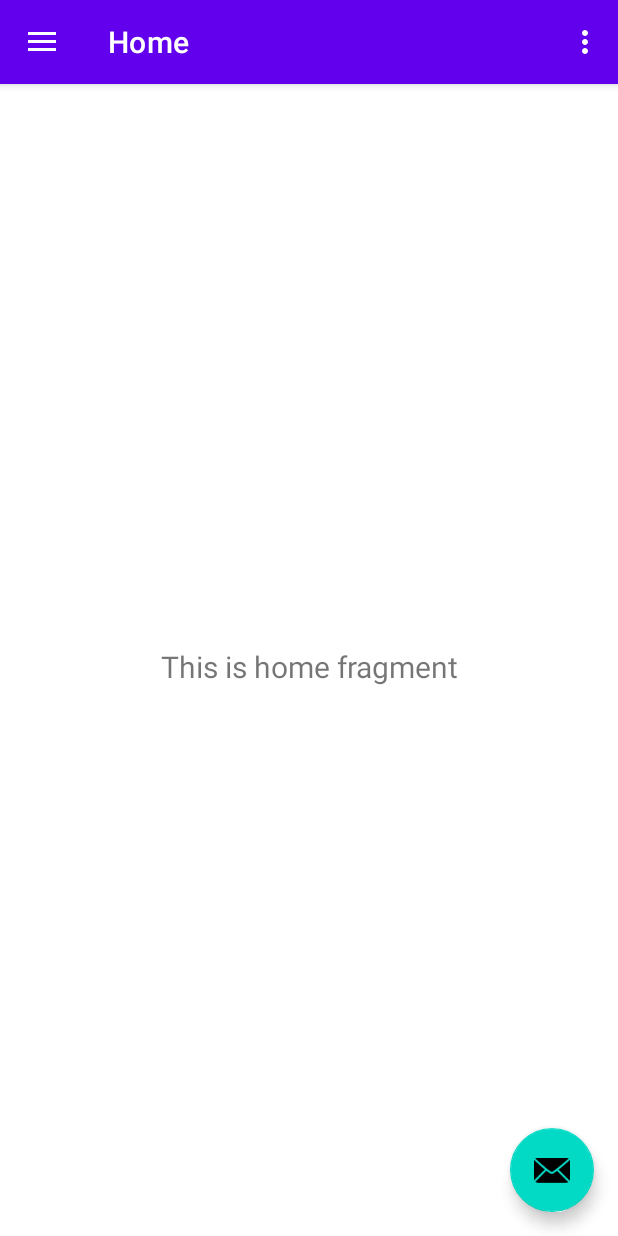
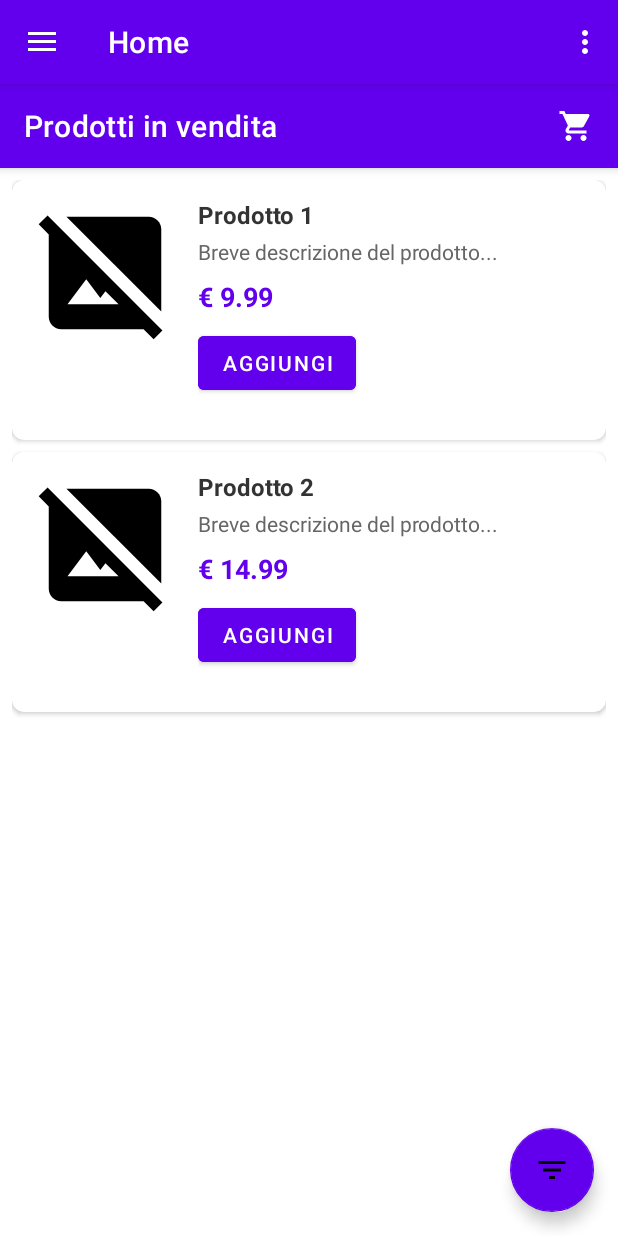
Before and after one commit to AndCasUni/LocalGems, an Android app: the screen it shows after launch (MainActivity), on a phone screen of 412 x 824 dp. Run offline under Robolectric (Android 15) with nearby library versions, the phone set to English and light mode, and no system bars; our stand-ins replace navigation-ui.

Commit message:
Added items to home page and item fragments

```diff
--- /dev/null
+++ b/app/src/main/java/com/example/localgems/model/Product.java
@@ -0,0 +1,29 @@
+package com.example.localgems.model;
+
+public class Product {
+    private String name;
+    private double price;
+
+    // Costruttore
+    public Product(String name, double price) {
+        this.name = name;
+        this.price = price;
+    }
+
+    // Getter e Setter
+    public String getName() {
+        return name;
+    }
+
+    public void setName(String name) {
+        this.name = name;
+    }
+
+    public double getPrice() {
+        return price;
+    }
+
+    public void setPrice(double price) {
+        this.price = price;
+    }
+}
--- a/app/src/main/java/com/example/localgems/ui/home/HomeFragment.java
+++ b/app/src/main/java/com/example/localgems/ui/home/HomeFragment.java
@@ -4,28 +4,56 @@ import android.os.Bundle;
 import android.view.LayoutInflater;
 import android.view.View;
 import android.view.ViewGroup;
-import android.widget.TextView;
+import android.widget.Toast;
 
 import androidx.annotation.NonNull;
 import androidx.fragment.app.Fragment;
 import androidx.lifecycle.ViewModelProvider;
+import androidx.recyclerview.widget.LinearLayoutManager;
+import androidx.recyclerview.widget.RecyclerView;
 
+import com.example.localgems.R;
 import com.example.localgems.databinding.FragmentHomeBinding;
+import com.google.android.material.appbar.MaterialToolbar;
+import com.google.android.material.floatingactionbutton.FloatingActionButton;
+
+import com.example.localgems.model.*;
+
+import java.util.ArrayList;
+import java.util.List;
 
 public class HomeFragment extends Fragment {
 
     private FragmentHomeBinding binding;
 
+    @Override
     public View onCreateView(@NonNull LayoutInflater inflater,
                              ViewGroup container, Bundle savedInstanceState) {
-        HomeViewModel homeViewModel =
-                new ViewModelProvider(this).get(HomeViewModel.class);
+        // ViewModel setup
+        HomeViewModel homeViewModel = new ViewModelProvider(this).get(HomeViewModel.class);
 
+        // Binding setup
         binding = FragmentHomeBinding.inflate(inflater, container, false);
         View root = binding.getRoot();
 
-        final TextView textView = binding.textHome;
-        homeViewModel.getText().observe(getViewLifecycleOwner(), textView::setText);
+        // Initialize UI elements
+        MaterialToolbar toolbar = binding.toolbar;
+        RecyclerView recyclerView = binding.productsRecyclerView;
+        FloatingActionButton fab = binding.filterFab;
+
+        // Set up toolbar
+        toolbar.setTitle("Prodotti in vendita");
+        toolbar.setNavigationOnClickListener(v ->
+                Toast.makeText(getContext(), "Navigation click!", Toast.LENGTH_SHORT).show());
+
+        // Set up RecyclerView
+        recyclerView.setLayoutManager(new LinearLayoutManager(requireContext()));
+        recyclerView.setAdapter(new ProductsAdapter(getProducts())); // Assicurati di avere un Adapter configurato
+
+        // Set up FloatingActionButton
+        fab.setOnClickListener(v ->
+                Toast.makeText(getContext(), "Filtri applicati!", Toast.LENGTH_SHORT).show());
+
         return root;
     }
 
@@ -34,4 +62,13 @@ public class HomeFragment extends Fragment {
         super.onDestroyView();
         binding = null;
     }
+
+    // Metodo fittizio per ottenere i prodotti
+    private List<Product> getProducts() {
+        // Simula una lista di prodotti (aggiungi la classe Product nel tuo progetto)
+        List<Product> products = new ArrayList<>();
+        products.add(new Product("Prodotto 1", 9.99));
+        products.add(new Product("Prodotto 2", 14.99));
+        return products;
+    }
 }
--- /dev/null
+++ b/app/src/main/java/com/example/localgems/ui/home/ProductsAdapter.java
@@ -0,0 +1,67 @@
+package com.example.localgems.ui.home;
+
+import android.os.Bundle;
+import android.view.LayoutInflater;
+import android.view.View;
+import android.view.ViewGroup;
+import android.widget.TextView;
+import android.widget.Toast;
+
+import androidx.annotation.NonNull;
+import androidx.navigation.Navigation;
+import androidx.recyclerview.widget.RecyclerView;
+
+import com.example.localgems.R;
+import com.example.localgems.model.Product;
+
+import java.util.List;
+
+public class ProductsAdapter extends RecyclerView.Adapter<ProductsAdapter.ViewHolder> {
+
+    private final List<Product> products;
+
+    // Costruttore
+    public ProductsAdapter(List<Product> products) {
+        this.products = products;
+    }
+
+    @NonNull
+    @Override
+    public ViewHolder onCreateViewHolder(@NonNull ViewGroup parent, int viewType) {
+        // Inflazione del layout dell'elemento
+        View view = LayoutInflater.from(parent.getContext()).inflate(R.layout.item_product, parent, false);
+        return new ViewHolder(view);
+    }
+
+    @Override
+    public void onBindViewHolder(@NonNull ViewHolder holder, int position) {
+        // Collegamento dati con la UI
+        Product product = products.get(position);
+        holder.nameTextView.setText(product.getName());
+        holder.priceTextView.setText(String.format("€ %.2f", product.getPrice()));
+
+        holder.itemView.setOnClickListener(v -> {
+            Bundle bundle = new Bundle();
+            bundle.putString("product_name", product.getName());
+            bundle.putDouble("product_price", product.getPrice());
+
+            Navigation.findNavController(v).navigate(R.id.nav_product_details, bundle);
+        });
+    }
+
+    @Override
+    public int getItemCount() {
+        return products.size();
+    }
+
+    // ViewHolder: definisce gli elementi visivi di ogni item
+    public static class ViewHolder extends RecyclerView.ViewHolder {
+        TextView nameTextView, priceTextView;
+
+        public ViewHolder(@NonNull View itemView) {
+            super(itemView);
+            nameTextView = itemView.findViewById(R.id.product_name);
+            priceTextView = itemView.findViewById(R.id.product_price);
+        }
+    }
+}
--- /dev/null
+++ b/app/src/main/res/drawable/ic_filter.xml
@@ -0,0 +1,5 @@
+<vector xmlns:android="http://schemas.android.com/apk/res/android" android:height="24dp" android:tint="#000000" android:viewportHeight="24" android:viewportWidth="24" android:width="24dp">
+
+    <path android:fillColor="@android:color/white" android:pathData="M10,18h4v-2h-4v2zM3,6v2h18L21,6L3,6zM6,13h12v-2L6,11v2z"/>
+
+</vector>
--- /dev/null
+++ b/app/src/main/res/drawable/ic_shopping_cart.xml
@@ -0,0 +1,5 @@
+<vector xmlns:android="http://schemas.android.com/apk/res/android" android:height="24dp" android:tint="#000000" android:viewportHeight="24" android:viewportWidth="24" android:width="24dp">
+
+    <path android:fillColor="@android:color/white" android:pathData="M7,18c-1.1,0 -1.99,0.9 -1.99,2S5.9,22 7,22s2,-0.9 2,-2 -0.9,-2 -2,-2zM1,2v2h2l3.6,7.59 -1.35,2.45c-0.16,0.28 -0.25,0.61 -0.25,0.96 0,1.1 0.9,2 2,2h12v-2L7.42,15c-0.14,0 -0.25,-0.11 -0.25,-0.25l0.03,-0.12 0.9,-1.63h7.45c0.75,0 1.41,-0.41 1.75,-1.03l3.58,-6.49c0.08,-0.14 0.12,-0.31 0.12,-0.48 0,-0.55 -0.45,-1 -1,-1L5.21,4l-0.94,-2L1,2zM17,18c-1.1,0 -1.99,0.9 -1.99,2s0.89,2 1.99,2 2,-0.9 2,-2 -0.9,-2 -2,-2z"/>
+
+</vector>
--- /dev/null
+++ b/app/src/main/res/drawable/placeholder_product.xml
@@ -0,0 +1,7 @@
+<vector xmlns:android="http://schemas.android.com/apk/res/android" android:height="24dp" android:tint="#000000" android:viewportHeight="24" android:viewportWidth="24" android:width="24dp">
+
+    <path android:fillColor="@android:color/white" android:pathData="M21,5c0,-1.1 -0.9,-2 -2,-2H5.83L21,18.17V5z"/>
+
+    <path android:fillColor="@android:color/white" android:pathData="M2.81,2.81L1.39,4.22L3,5.83V19c0,1.1 0.9,2 2,2h13.17l1.61,1.61l1.41,-1.41L2.81,2.81zM6,17l3,-4l2.25,3l0.82,-1.1l2.1,2.1H6z"/>
+
+</vector>
--- a/app/src/main/res/layout/app_bar_main.xml
+++ b/app/src/main/res/layout/app_bar_main.xml
@@ -22,13 +22,5 @@
 
     <include layout="@layout/content_main" />
 
-    <com.google.android.material.floatingactionbutton.FloatingActionButton
-        android:id="@+id/fab"
-        android:layout_width="wrap_content"
-        android:layout_height="wrap_content"
-        android:layout_gravity="bottom|end"
-        android:layout_marginEnd="@dimen/fab_margin"
-        android:layout_marginBottom="16dp"
-        app:srcCompat="@android:drawable/ic_dialog_email" />
 
 </androidx.coordinatorlayout.widget.CoordinatorLayout>
--- a/app/src/main/res/layout/fragment_home.xml
+++ b/app/src/main/res/layout/fragment_home.xml
@@ -6,17 +6,48 @@
     android:layout_height="match_parent"
     tools:context=".ui.home.HomeFragment">
 
-    <TextView
-        android:id="@+id/text_home"
+    <!-- Barra superiore con titolo e pulsante carrello -->
+    <com.google.android.material.appbar.MaterialToolbar
+        android:id="@+id/toolbar"
         android:layout_width="match_parent"
+        android:layout_height="?attr/actionBarSize"
+        android:background="@color/purple_500"
+        android:elevation="4dp"
+        app:layout_constraintTop_toTopOf="parent"
+        app:title="Prodotti in vendita"
+        app:titleTextColor="@android:color/white">
+
+        <ImageView
+            android:id="@+id/cart_icon"
+            android:layout_width="wrap_content"
+            android:layout_height="wrap_content"
+            android:layout_gravity="end"
+            android:layout_marginEnd="16dp"
+            android:src="@drawable/ic_shopping_cart"
+            app:tint="@android:color/white" />
+    </com.google.android.material.appbar.MaterialToolbar>
+
+    <!-- Lista di prodotti -->
+    <androidx.recyclerview.widget.RecyclerView
+        android:id="@+id/products_recycler_view"
+        android:layout_width="match_parent"
+        android:layout_height="0dp"
+        android:padding="8dp"
+        app:layout_constraintBottom_toBottomOf="parent"
+        app:layout_constraintTop_toBottomOf="@id/toolbar"
+        tools:listitem="@layout/item_product" />
+
+    <!-- Pulsante fluttuante per filtri -->
+    <com.google.android.material.floatingactionbutton.FloatingActionButton
+        android:id="@+id/filter_fab"
+        android:layout_width="wrap_content"
         android:layout_height="wrap_content"
-        android:layout_marginStart="8dp"
-        android:layout_marginTop="8dp"
-        android:layout_marginEnd="8dp"
-        android:textAlignment="center"
-        android:textSize="20sp"
+        android:layout_margin="16dp"
+        android:layout_marginEnd="160dp"
+        android:layout_marginBottom="288dp"
+        android:src="@drawable/ic_filter"
+        app:backgroundTint="@color/purple_500"
         app:layout_constraintBottom_toBottomOf="parent"
-        app:layout_constraintEnd_toEndOf="parent"
-        app:layout_constraintStart_toStartOf="parent"
-        app:layout_constraintTop_toTopOf="parent" />
+        app:layout_constraintEnd_toEndOf="parent" />
+
 </androidx.constraintlayout.widget.ConstraintLayout>
--- /dev/null
+++ b/app/src/main/res/layout/item_product.xml
@@ -0,0 +1,71 @@
+<?xml version="1.0" encoding="utf-8"?>
+<androidx.cardview.widget.CardView
+    xmlns:android="http://schemas.android.com/apk/res/android"
+    xmlns:app="http://schemas.android.com/apk/res-auto"
+    android:layout_width="match_parent"
+    android:layout_height="wrap_content"
+    android:layout_marginBottom="8dp"
+    app:cardCornerRadius="8dp"
+    app:cardElevation="2dp">
+
+    <LinearLayout
+        android:layout_width="match_parent"
+        android:layout_height="173dp"
+        android:orientation="horizontal"
+        android:padding="12dp">
+
+        <!-- Immagine prodotto -->
+        <ImageView
+            android:id="@+id/product_image"
+            android:layout_width="100dp"
+            android:layout_height="100dp"
+            android:scaleType="centerCrop"
+            android:src="@drawable/placeholder_product" />
+
+        <!-- Dettagli prodotto -->
+        <LinearLayout
+            android:layout_width="0dp"
+            android:layout_height="match_parent"
+            android:layout_weight="1"
+            android:orientation="vertical"
+            android:paddingStart="12dp">
+
+            <TextView
+                android:id="@+id/product_name"
+                android:layout_width="match_parent"
+                android:layout_height="wrap_content"
+                android:text="Nome Prodotto"
+                android:textColor="#333"
+                android:textSize="16sp"
+                android:textStyle="bold" />
+
+            <TextView
+                android:id="@+id/product_description"
+                android:layout_width="match_parent"
+                android:layout_height="wrap_content"
+                android:layout_marginTop="4dp"
+                android:text="Breve descrizione del prodotto..."
+                android:textColor="#666"
+                android:textSize="14sp" />
+
+            <TextView
+                android:id="@+id/product_price"
+                android:layout_width="match_parent"
+                android:layout_height="wrap_content"
+                android:layout_marginTop="8dp"
+                android:text="€ 19,99"
+                android:textColor="@color/purple_500"
+                android:textSize="18sp"
+                android:textStyle="bold" />
+
+            <Button
+                android:id="@+id/add_to_cart_button"
+                android:layout_width="wrap_content"
+                android:layout_height="wrap_content"
+                android:layout_marginTop="8dp"
+                android:backgroundTint="@color/purple_500"
+                android:text="Aggiungi"
+                android:textColor="@android:color/white" />
+        </LinearLayout>
+    </LinearLayout>
+</androidx.cardview.widget.CardView>
--- a/app/src/main/res/navigation/mobile_navigation.xml
+++ b/app/src/main/res/navigation/mobile_navigation.xml
@@ -22,4 +22,10 @@
         android:name="com.example.localgems.ui.slideshow.SlideshowFragment"
         android:label="@string/menu_slideshow"
         tools:layout="@layout/fragment_vendors" />
+
+    <fragment
+        android:id="@+id/nav_product_details"
+        android:name="com.example.localgems.ui.product.ProductDetailFragment"
+        android:label="Product Detail"
+        tools:layout="@layout/fragment_product_detail" />
 </navigation>
```
Also changed, not shown: app/src/main/java/com/example/localgems/MainActivity.java (+0 -8 lines), app/src/main/java/com/example/localgems/ui/product/ProductDetailFragment.java (added, +70 -0 lines), app/src/main/res/layout/fragment_product_detail.xml (added, +105 -0 lines).
